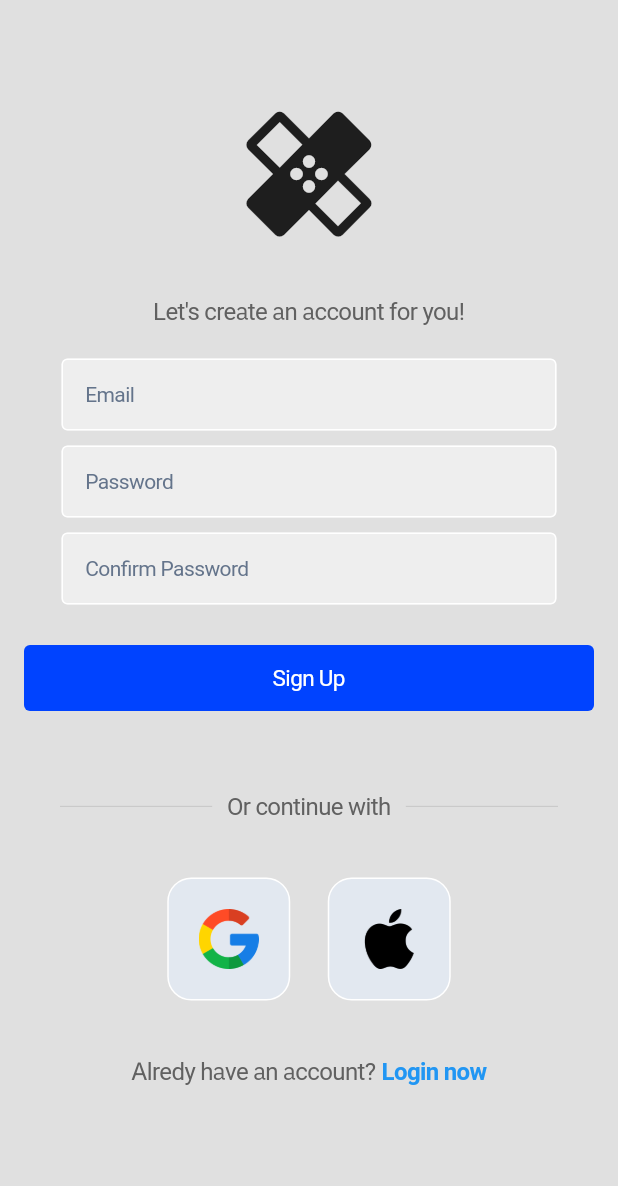
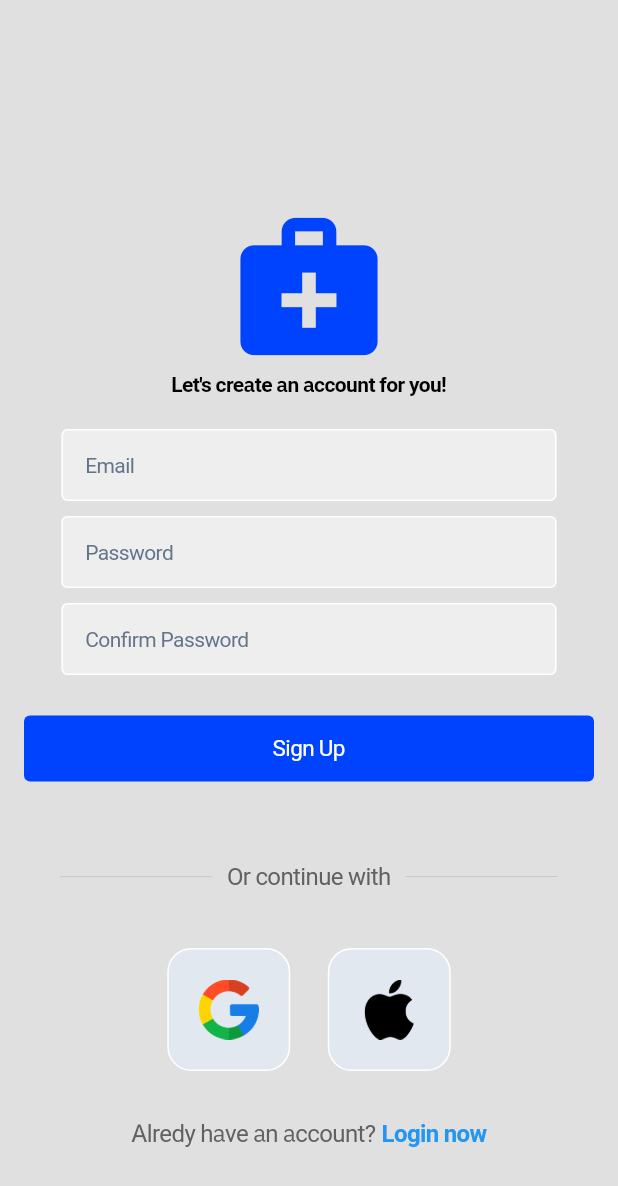
Before and after one commit to dakshvasudev/Curalog, a Flutter app: the RegisterPage screen opened directly with empty values, on a phone screen of 412 x 824 dp. Shown: the top 1186 px of the screen. Run offline on Flutter 3.47's test engine with Material 3 defaults, Android fonts, the phone set to English and light mode, and no system bars; our stand-ins replace concentric_transition, firebase_auth, firebase_core, google_fonts, persistent_bottom_nav_bar; accounts and stored records are empty.

Commit message:
was not able to fix

```diff
--- a/lib/authentication/login_page.dart
+++ b/lib/authentication/login_page.dart
@@ -5,9 +5,8 @@ import "package:curalog/components/global_snackbar.dart";
 import "package:curalog/components/square_tile.dart";
 import "package:curalog/config/theme/theme.dart";
 import "package:firebase_auth/firebase_auth.dart";
-import "package:flutter/cupertino.dart";
 import "package:flutter/material.dart";
-import "package:flutter/widgets.dart";
+
 
 class LoginPage extends StatefulWidget {
   final Function()? onTap;
@@ -41,7 +40,7 @@ class _LoginPageState extends State<LoginPage> {
           padding: const EdgeInsets.all(16.0),
           child: Column(
             children: [
-              //TODO: replace it with app logo
+
               Padding(
                 padding: const EdgeInsets.only(top: 120),
                 child: Icon(
--- a/lib/authentication/register_page.dart
+++ b/lib/authentication/register_page.dart
@@ -3,10 +3,11 @@ import "package:curalog/components/button.dart";
 import "package:curalog/components/auth_text_field.dart";
 import "package:curalog/components/global_snackbar.dart";
 import "package:curalog/components/square_tile.dart";
+import "package:curalog/config/theme/theme.dart";
 import "package:firebase_auth/firebase_auth.dart";
 import "package:flutter/material.dart";
 
-class RegisterPage extends StatefulWidget {
+class RegisterPage extends StatefulWidget{
   final Function()? onTap;
   const RegisterPage({super.key, required this.onTap});
 
@@ -45,21 +46,17 @@ class _LoginPageState extends State<RegisterPage> {
           padding: const EdgeInsets.all(16.0),
           child: Column(
             children: [
-              //TODO: replace it with app logo
-              const Padding(
-                padding: EdgeInsets.only(top: 50, bottom: 30),
-                child: Center(
-                  child: Icon(size: 100, Icons.healing),
+
+              Padding(
+                padding: const EdgeInsets.only(top: 120),
+                child: Icon(
+                  Icons.medical_services,
+                  color: colors(context).primary.s500,
+                  size: 110,
                 ),
               ),
 
-              Text(
-                'Let\'s create an account for you!',
-                style: TextStyle(
-                  color: Colors.grey[700],
-                  fontSize: 16,
-                ),
-              ),
+              Text('Let\'s create an account for you!', style: typography(context).strongSmallBody),
 
               const SizedBox(
                 height: 20,
@@ -156,7 +153,7 @@ class _LoginPageState extends State<RegisterPage> {
                 ],
               ),
 
-              const SizedBox(height: 36),
+              const SizedBox(height: 30),
 
               // not a member? register now
               Row(
--- a/lib/screens/profile_screen.dart
+++ b/lib/screens/profile_screen.dart
@@ -31,6 +31,8 @@ class _ProfileState extends State<Profile> {
         'Profile',
         style: typography(context).largeBody,
       ),
+
+      //sign out
       body: SizedBox(
         width: MediaQuery.of(context).size.width,
         child: Padding(
--- a/pubspec.yaml
+++ b/pubspec.yaml
@@ -65,7 +65,7 @@ flutter:
 
   # To add assets to your application, add an assets section, like this:
   assets:
-    - assets/images/
+    # - assets/images/
     - assets/icons/
   #   - images/a_dot_ham.jpeg
 
```
